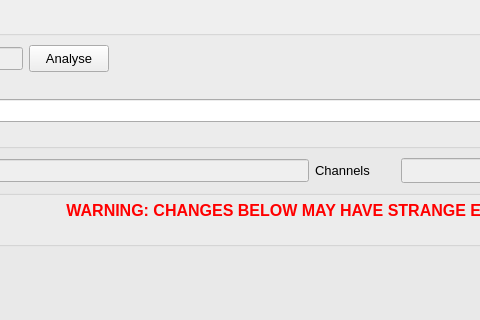
First picture: the form in gui/daq/dialog_spectrum.ui, repository usnistgov/qpx-gamma, before the edit; both pictures show x 226 to 706 and y 0 to 320 of the 1075 by 768 pixel window.
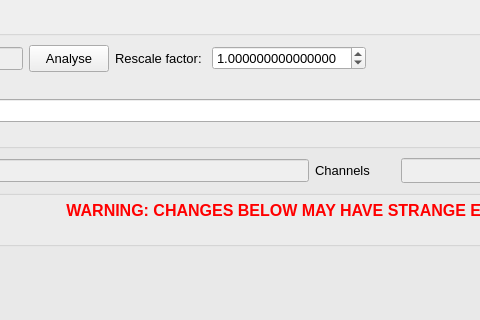
Second picture: the form after the edit. Icons and pictures are not drawn. Custom widgets are drawn as their Qt base class.

Commit message: all spectra histograms as double-valued histograms using boost::multiprecision, arbitrary and relative rescaling of 1D spectra, plot as cps

Patch:
```diff
--- a/gui/daq/dialog_spectrum.ui
+++ b/gui/daq/dialog_spectrum.ui
@@ -682,6 +682,48 @@
           </property>
          </widget>
         </item>
+        <item>
+         <widget class="QLabel" name="label_12">
+          <property name="sizePolicy">
+           <sizepolicy hsizetype="Maximum" vsizetype="Preferred">
+            <horstretch>0</horstretch>
+            <verstretch>0</verstretch>
+           </sizepolicy>
+          </property>
+          <property name="minimumSize">
+           <size>
+            <width>50</width>
+            <height>25</height>
+           </size>
+          </property>
+          <property name="font">
+           <font>
+            <pointsize>10</pointsize>
+           </font>
+          </property>
+          <property name="text">
+           <string>Rescale factor: </string>
+          </property>
+         </widget>
+        </item>
+        <item>
+         <widget class="QDoubleSpinBox" name="doubleRescaleFactor">
+          <property name="font">
+           <font>
+            <pointsize>10</pointsize>
+           </font>
+          </property>
+          <property name="decimals">
+           <number>15</number>
+          </property>
+          <property name="maximum">
+           <double>99999999999999997168788049560464200849936328366177157906432.000000000000000</double>
+          </property>
+          <property name="value">
+           <double>1.000000000000000</double>
+          </property>
+         </widget>
+        </item>
         <item>
          <spacer name="horizontalSpacer">
           <property name="orientation">
```
The commit also changes 17 other files.
